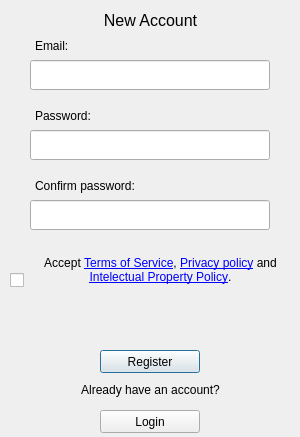
Above: pCloud/registerwindow.ui from pcloudcom/pfs-gui before the change. Below: the same form after it.
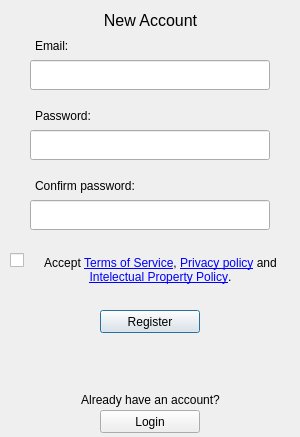
That is the form after the change.

Commit message: update register form

What changed in the file:
```diff
--- a/pCloud/registerwindow.ui
+++ b/pCloud/registerwindow.ui
@@ -41,7 +41,7 @@
     <property name="geometry">
      <rect>
       <x>0</x>
-      <y>300</y>
+      <y>340</y>
       <width>301</width>
       <height>41</height>
      </rect>
@@ -80,7 +80,7 @@
     <property name="geometry">
      <rect>
       <x>100</x>
-      <y>350</y>
+      <y>310</y>
       <width>100</width>
       <height>23</height>
      </rect>
@@ -125,7 +125,7 @@
     <property name="geometry">
      <rect>
       <x>10</x>
-      <y>270</y>
+      <y>250</y>
       <width>20</width>
       <height>20</height>
      </rect>
@@ -181,7 +181,7 @@
     <property name="geometry">
      <rect>
       <x>0</x>
-      <y>380</y>
+      <y>390</y>
       <width>301</width>
       <height>20</height>
      </rect>
```
